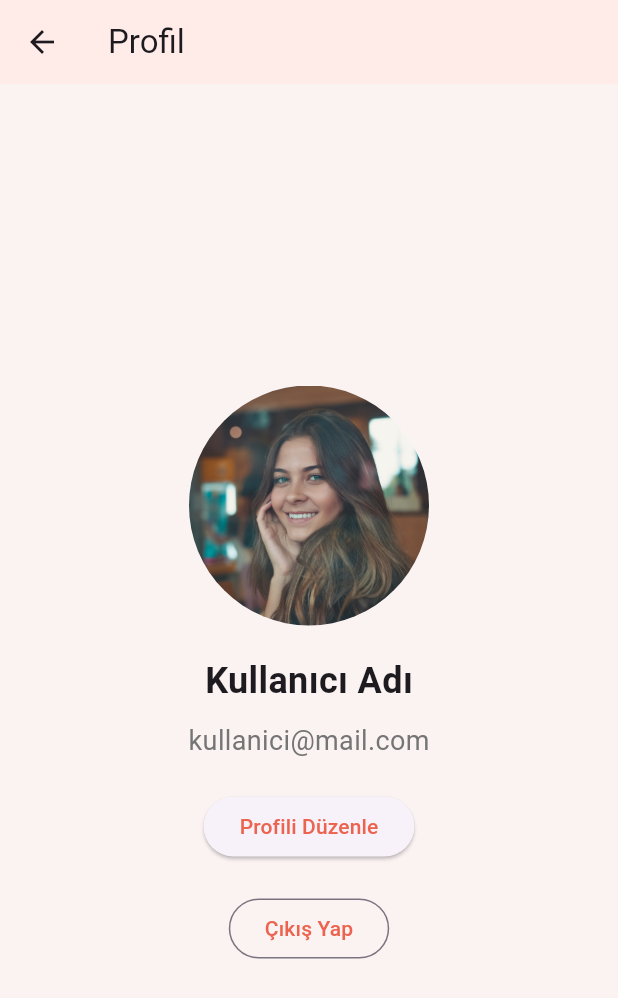
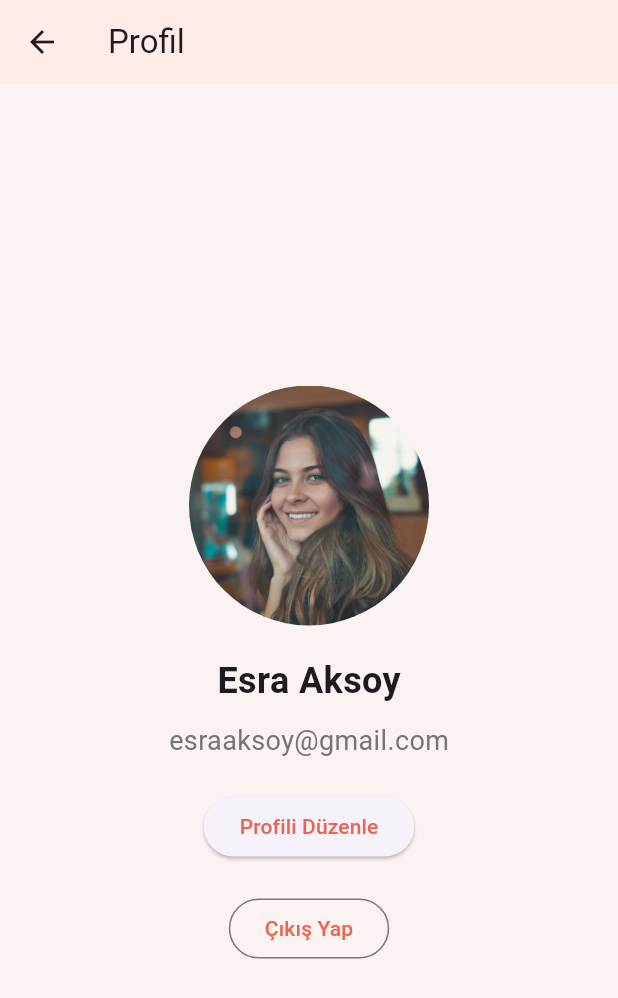
Before and after one commit to huseyineneserturk/OUA-APP48, a Flutter app: the ProfileScreen screen opened directly, on a phone screen of 412 x 824 dp. Shown: the top 998 px of the screen. Run offline on Flutter 3.47's test engine with Material 3 defaults, Android fonts, the phone set to English and light mode, and no system bars; our stand-ins replace flutter_swiper_null_safety, google_fonts, google_maps_flutter; Roboto replaces fonts that are missing (Gabarito).

Commit message:
Initial commit

```diff
--- a/oua_app48/lib/screens/profile.dart
+++ b/oua_app48/lib/screens/profile.dart
@@ -35,7 +35,7 @@ class _ProfileScreenState extends State<ProfileScreen> {
               ),
               const SizedBox(height: 20),
               const Text(
-                'Kullanıcı Adı',
+                'Esra Aksoy',
                 style: TextStyle(
                   fontSize: 24,
                   fontWeight: FontWeight.bold,
@@ -43,7 +43,7 @@ class _ProfileScreenState extends State<ProfileScreen> {
               ),
               const SizedBox(height: 10),
               Text(
-                'kullanici@mail.com',
+                'esraaksoy@gmail.com',
                 style: TextStyle(
                   fontSize: 18,
                   color: Colors.grey[600],
```
